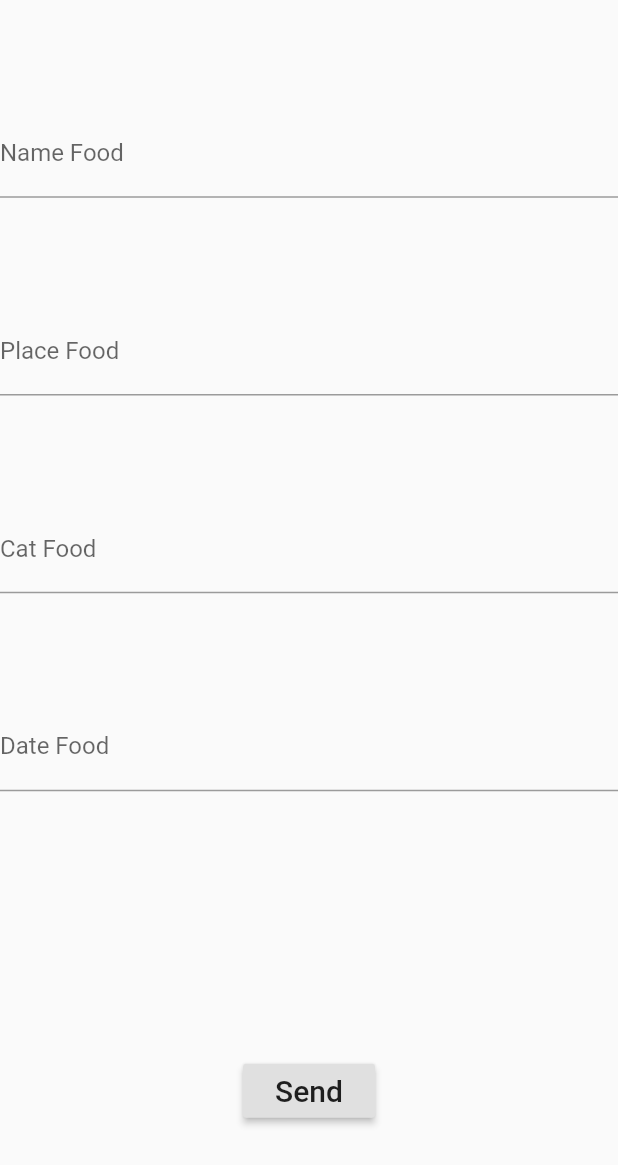
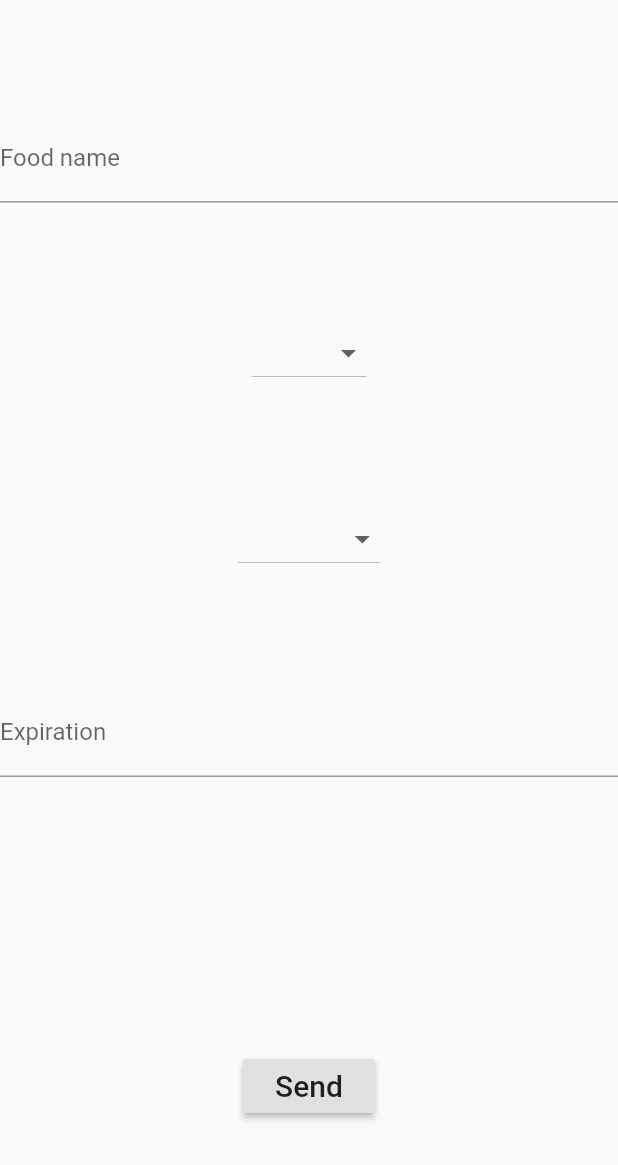
Before and after one commit to Goju-Ryu/c02324_cdio_final_frontend, a Flutter app: the CreateItem widget shown alone on an empty page, opened directly, after a tap on "Send", on a phone screen of 412 x 824 dp. Shown: the top 1165 px of the screen. Run offline on Flutter 3.47's test engine with Material 2 defaults, Android fonts, the phone set to English and light mode, and no system bars.

Commit message:
createItem now implemented, stil cannot talk properly with server though

```diff
--- a/frontend_foodApp/lib/rest/rest.dart
+++ b/frontend_foodApp/lib/rest/rest.dart
@@ -72,11 +72,11 @@ Future<List<FoodDTO>> getFoodList(String userName, int location) async {
   }
 }
 
-Future<String> addFood({Map<String, String> ingredient}) async {
+Future<String> addFood([Map<String, String> food]) async {
   String url = _root;
   Map<String, String> header = {"Content-type": "application/json"};
-
-  final response = await http.post(url, headers: header, body: jsonEncode(ingredient), encoding: Encoding.getByName("json"));
+  print("Adding food: " + food.toString());
+  final response = await http.post(url, headers: header, body: jsonEncode(food), encoding: Encoding.getByName("json"));
 
   if (response.statusCode == 200) {
     return "Food successfully created";
--- a/frontend_foodApp/lib/view/pages/createItem.dart
+++ b/frontend_foodApp/lib/view/pages/createItem.dart
@@ -1,8 +1,21 @@
+import 'dart:convert';
 import 'package:flutter/material.dart';
-//import 'package:flutter_web_test/flutter_web_test.dart';
-//import 'package:flutter_web_ui/ui.dart';
+import 'package:semester2_cdio_final/rest/rest.dart' as rest;
+import 'package:semester2_cdio_final/util/enums.dart';
+import 'package:semester2_cdio_final/util/foodDTO.dart';
 
-class CreateItem extends StatelessWidget{
+class CreateItem extends StatefulWidget{
+  @override
+  _CreateItemState createState() => _CreateItemState();
+}
+
+class _CreateItemState extends State<CreateItem> {
+  TextEditingController _foodName = new TextEditingController();
+  ELocation _location;
+  ECategory _category;
+  TextEditingController _expDate = new TextEditingController();
+
+
   Widget build(BuildContext context){
     return Column(
       children: <Widget>[
@@ -15,16 +28,37 @@ class CreateItem extends StatelessWidget{
               crossAxisAlignment: CrossAxisAlignment.center,
               children: <Widget>[
                 TextFormField( decoration: InputDecoration(
-                  labelText: "Name Food")),
-              TextFormField( decoration: InputDecoration( //TODO replace with choice menu
-                  labelText: "Place Food")),
-              TextFormField( decoration: InputDecoration( //TODO replace with choice menu
-                  labelText: "Cat Food")),
-              TextFormField( decoration: InputDecoration( // TODO replace with scrolling date
-                  labelText: "Date Food")),
+                    labelText: "Food name"),
+                    controller: _foodName,
+                ),
+
+                 DropdownButton(
+                    value: _location,
+                    items: generateSelectionList(ELocation.values),
+                    onChanged: (value) {setState((){_location = value;});},
+                  ),
+
+                DropdownButton(
+                  value: _category,
+                  items: generateSelectionList(ECategory.values),
+                  onChanged: (value) {setState((){_category = value;});},
+                ),
+
+                TextFormField(
+                  decoration: InputDecoration( // TODO replace with scrolling date
+                  labelText: "Expiration"),
+                  controller: _expDate,
+                ),
                   SizedBox(height: 30),
                 RaisedButton(
-                onPressed: () {},
+                  onPressed: () {
+                    rest.addFood({
+                      "foodName": _foodName.text,
+                      "location": getLocationName(_location),
+                      "category": getCategoryName(_category),
+                      "expDate": _expDate.text,
+                    });
+                  }, //TODO implement method
                   child: const Text(
                       'Send',
                       style: TextStyle(fontSize: 20)
@@ -37,3 +71,14 @@ class CreateItem extends StatelessWidget{
     );
   }
 }
+
+List<DropdownMenuItem> generateSelectionList(List list) {
+  List<DropdownMenuItem<dynamic>> menuItems = new List<DropdownMenuItem<dynamic>>();
+  for (int i = 0; i < list.length; i++) {
+    menuItems.add(new DropdownMenuItem(
+        value: list[i],
+        child: Text(list[i].toString().split(".")[1]),
+    ));
+  }
+  return menuItems;
+}
--- a/frontend_foodApp/lib/view/pages/itemList.dart
+++ b/frontend_foodApp/lib/view/pages/itemList.dart
@@ -45,7 +45,7 @@ class ItemList extends StatelessWidget {
             return
             Card(
               child: ListTile(
-                title: Text("Error: " + snapshot.error),
+                title: Text("Error: " + snapshot.error.toString()),
               ),
             );
           }
```
Also changed, not shown: 1 other file. Lines whose indentation alone changed are shown as unchanged.
